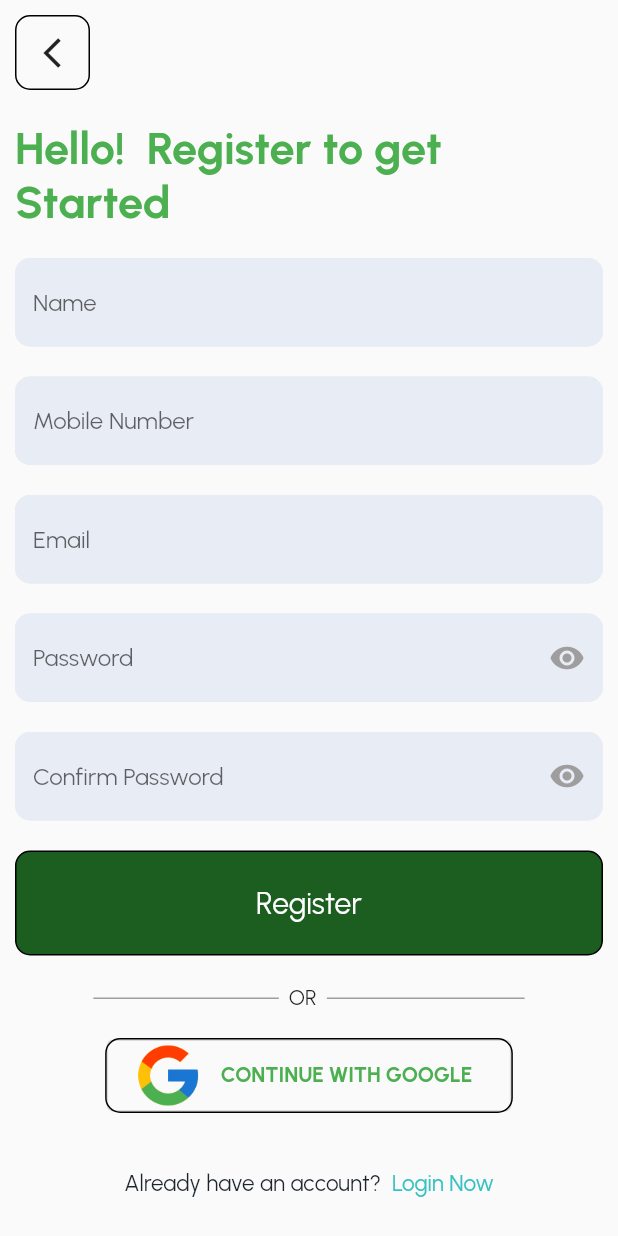
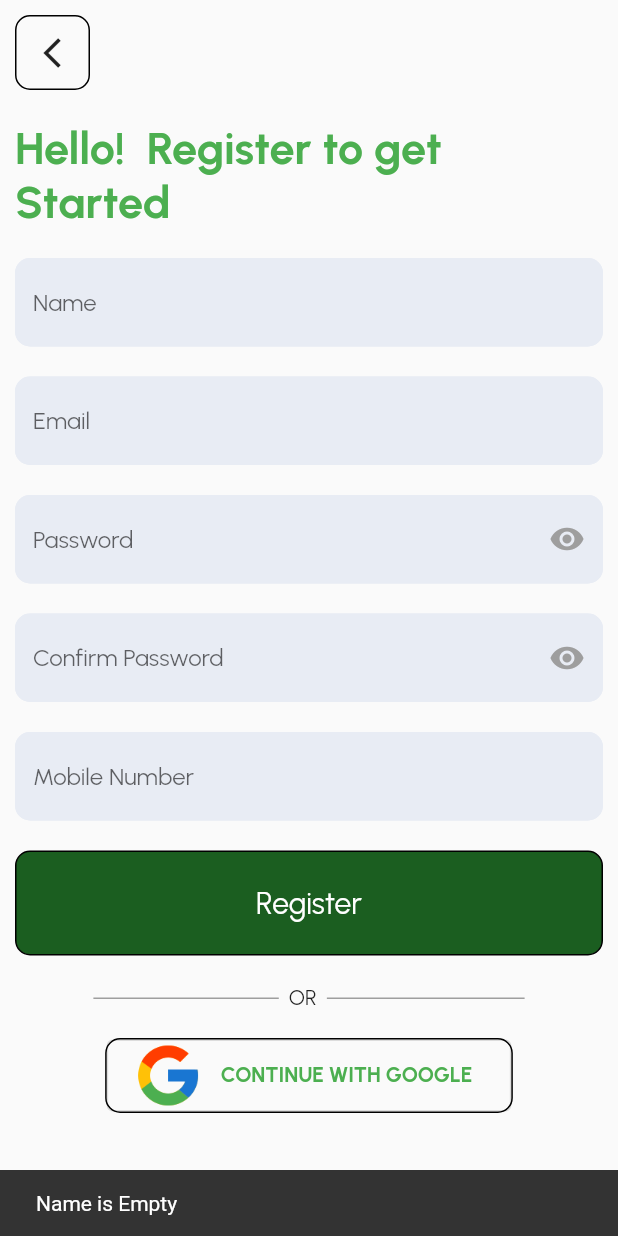
Before and after one commit to Ayan-Sharma-aks/CashTrash, a Flutter app: the SignUpScreen screen opened by its route, after a tap on "Register", on a phone screen of 412 x 824 dp. Run offline on Flutter 3.47's test engine with Material 2 defaults, Android fonts, the phone set to English and light mode, and no system bars; our stand-ins replace cloud_firestore, firebase_auth, firebase_core, google_fonts, google_sign_in, lottie; accounts and stored records are empty; network calls fail.

Commit message:
Yash's Second Commit

```diff
--- a/lib/main.dart
+++ b/lib/main.dart
@@ -1,5 +1,6 @@
 import 'package:firebase_auth/firebase_auth.dart';
 import 'package:firebase_auth101/firebase_options.dart';
+import 'package:firebase_auth101/providers/signup_auth_provider.dart';
 import 'package:firebase_auth101/screens/dashboard_screens/dashboard.dart';
 import 'package:firebase_auth101/screens/signup_signin/login_screen.dart';
 import 'package:firebase_auth101/screens/signup_signin/signup_screen.dart';
@@ -7,6 +8,7 @@ import 'package:firebase_auth101/screens/signup_signin/welcome_screen.dart';
 import 'package:firebase_core/firebase_core.dart';
 import 'package:flutter/material.dart';
 import 'package:google_fonts/google_fonts.dart';
+import 'package:provider/provider.dart';
 
 void main() async {
   WidgetsFlutterBinding.ensureInitialized();
@@ -20,7 +22,11 @@ class MyApp extends StatelessWidget {
   // This widget is the root of your application.
   @override
   Widget build(BuildContext context) {
-    return MaterialApp(
+    return MultiProvider(
+      providers: [
+        ChangeNotifierProvider(create: (context) => SignUpAuthProvider())
+      ],
+      child: MaterialApp(
         debugShowCheckedModeBanner: false,
         title: 'Flutter Demo',
         theme: ThemeData(
@@ -43,6 +49,7 @@ class MyApp extends StatelessWidget {
             }
           },
         ),
+      ),
     );
   }
 }
--- /dev/null
+++ b/lib/providers/signup_auth_provider.dart
@@ -0,0 +1,116 @@
+import 'package:cloud_firestore/cloud_firestore.dart';
+import 'package:firebase_auth/firebase_auth.dart';
+import 'package:firebase_core/firebase_core.dart';
+import 'package:flutter/material.dart';
+
+class SignUpAuthProvider with ChangeNotifier {
+  static Pattern pattern =
+      r'^(([^<>()[\]\\.,;:\s@\"]+(\.[^<>()[\]\\.,;:\s@\"]+)*)|(\".+\"))@((\[[0-9]{1,3}\.[0-9]{1,3}\.[0-9]{1,3}\.[0-9]{1,3}\])|(([a-zA-Z\-0-9]+\.)+[a-zA-Z]{2,}))$';
+  static bool loading = false;
+
+  RegExp regExp = RegExp(SignUpAuthProvider.pattern.toString());
+  UserCredential? usercredential;
+
+  void signupValidation({
+    required TextEditingController name,
+    required TextEditingController email,
+    required TextEditingController password,
+    required TextEditingController confirmPass,
+    required TextEditingController phone,
+    required BuildContext context,
+  }) async {
+    if (name.text.trim().isEmpty) {
+      ScaffoldMessenger.of(context).showSnackBar(
+        const SnackBar(
+          content: Text('Name is Empty'),
+        ),
+      );
+      return;
+    } else if (email.text.trim().isEmpty) {
+      ScaffoldMessenger.of(context).showSnackBar(
+        const SnackBar(
+          content: Text('email is Empty'),
+        ),
+      );
+      return;
+    } else if (!regExp.hasMatch(email.text.trim())) {
+      ScaffoldMessenger.of(context).showSnackBar(
+        const SnackBar(
+          content: Text('Invalid Email Address'),
+        ),
+      );
+      return;
+    } else if (password.text.trim().isEmpty) {
+      ScaffoldMessenger.of(context).showSnackBar(
+        const SnackBar(
+          content: Text('Password is Empty'),
+        ),
+      );
+    } else if (password.text.length < 8) {
+      ScaffoldMessenger.of(context).showSnackBar(
+        const SnackBar(
+          content: Text('Password must be of 8 characters'),
+        ),
+      );
+    } else if (confirmPass.text.trim().isEmpty) {
+      ScaffoldMessenger.of(context).showSnackBar(
+        const SnackBar(
+          content: Text('Confirm Password is Empty'),
+        ),
+      );
+      return;
+    } else if (confirmPass.text != password.text) {
+      ScaffoldMessenger.of(context).showSnackBar(
+        const SnackBar(
+          content: Text('Passwords does not match'),
+        ),
+      );
+      return;
+    } else if (phone.text.trim().isEmpty) {
+      ScaffoldMessenger.of(context).showSnackBar(
+        const SnackBar(
+          content: Text('Phone Number is Empty '),
+        ),
+      );
+      return;
+    } else if (phone.text.length != 10) {
+      ScaffoldMessenger.of(context).showSnackBar(
+        const SnackBar(
+          content: Text('Invalid Phone Number'),
+        ),
+      );
+      return;
+    } else {
+      try {
+        loading = true;
+        notifyListeners();
+        usercredential =
+            await FirebaseAuth.instance.createUserWithEmailAndPassword(
+          email: email.text.trim(),
+          password: password.text.trim(),
+        );
+        loading = true;
+        notifyListeners();
+        FirebaseFirestore.instance
+            .collection("users")
+            .doc(usercredential!.user!.uid)
+            .set(
+          {
+            'uid': usercredential!.user!.uid,
+            'name': name.text,
+            'email': email.text,
+            'password': password.text,
+            'phone_number': phone.text,
+          },
+        ).then((value) {
+          loading = false;
+          notifyListeners();
+          Navigator.pushReplacementNamed(context, '/login-page');
+        });
+      } on FirebaseAuthException catch (e) {
+        ScaffoldMessenger.of(context)
+            .showSnackBar(SnackBar(content: Text(e.code)));
+      }
+    }
+  }
+}
--- a/lib/screens/signup_signin/signup_screen.dart
+++ b/lib/screens/signup_signin/signup_screen.dart
@@ -1,7 +1,9 @@
 import 'package:firebase_auth/firebase_auth.dart';
+import 'package:firebase_auth101/providers/signup_auth_provider.dart';
 import 'package:firebase_auth101/services/firebase_auth_service.dart';
 import 'package:flutter/material.dart';
 import 'package:flutter/services.dart';
+import 'package:provider/provider.dart';
 
 import '../../widgets/customized_button.dart';
 import '../../widgets/customized_textfield.dart';
@@ -15,14 +17,19 @@ class SignUpScreen extends StatefulWidget {
 }
 
 class _SignUpScreenState extends State<SignUpScreen> {
+  // Controllers
   final TextEditingController _emailController = TextEditingController();
   final TextEditingController _usernameController = TextEditingController();
   final TextEditingController _passwordController = TextEditingController();
   final TextEditingController _confirmPasswordController =
       TextEditingController();
   final TextEditingController _phonenumberController = TextEditingController();
+
   @override
   Widget build(BuildContext context) {
+    SignUpAuthProvider signupAuthProvider =
+        Provider.of<SignUpAuthProvider>(context);
+
     return SafeArea(
       child: Scaffold(
           body: SizedBox(
@@ -63,11 +70,6 @@ class _SignUpScreenState extends State<SignUpScreen> {
                 isPassword: false,
               ),
               CustomizedTextfield(
-                myController: _phonenumberController,
-                hintText: "Mobile Number",
-                isPassword: false,
-              ),
-              CustomizedTextfield(
                 myController: _emailController,
                 hintText: "Email",
                 isPassword: false,
@@ -82,41 +84,61 @@ class _SignUpScreenState extends State<SignUpScreen> {
                 hintText: "Confirm Password",
                 isPassword: true,
               ),
-              CustomizedButton(
+              CustomizedTextfield(
+                myController: _phonenumberController,
+                hintText: "Mobile Number",
+                isPassword: false,
+              ),
+              SignUpAuthProvider.loading
+                  ? const Center(
+                      child: CircularProgressIndicator(),
+                    )
+                  : CustomizedButton(
                       buttonText: "Register",
                       buttonColor: Colors.green.shade900,
                       textColor: Colors.white,
-                onPressed: () async {
-                  try {
-                    await FirebaseAuthService()
-                        .signup(_emailController.text.trim(),
-                            _passwordController.text.trim())
-                        .then((value) => AlertDialog(
-                              title: const Text('Registered Successfully'),
-                              actions: [
-                                ElevatedButton(
                       onPressed: () {
-                                      Navigator.pop(context);
+                        signupAuthProvider.signupValidation(
+                            name: _usernameController,
+                            email: _emailController,
+                            password: _passwordController,
+                            confirmPass: _confirmPasswordController,
+                            phone: _phonenumberController,
+                            context: context);
                       },
-                                    style: ElevatedButton.styleFrom(
-                                        backgroundColor: Colors.green[400]),
-                                    child: const Text('OK'))
-                              ],
-                            ));
 
-                    if (!mounted) return;
+                      // ORIGINAL
+                      // onPressed: () async {
+                      //   try {
+                      //     await FirebaseAuthService()
+                      //         .signup(_emailController.text.trim(),
+                      //             _passwordController.text.trim())
+                      //         .then((value) => AlertDialog(
+                      //               title: const Text('Registered Successfully'),
+                      //               actions: [
+                      //                 ElevatedButton(
+                      //                     onPressed: () {
+                      //                       Navigator.pop(context);
+                      //                     },
+                      //                     style: ElevatedButton.styleFrom(
+                      //                         backgroundColor: Colors.green[400]),
+                      //                     child: const Text('OK'))
+                      //               ],
+                      //             ));
 
-                    Navigator.push(
-                        context,
-                        MaterialPageRoute(
-                            builder: (context) => const LoginScreen()));
-                  } on FirebaseException catch (e) {
-                    debugPrint(e.message);
-                  }
+                      //     if (!mounted) return;
 
-                  // Navigator.push(context,
-                  //     MaterialPageRoute(builder: (_) => const LoginScreen()));
-                },
+                      //     Navigator.push(
+                      //         context,
+                      //         MaterialPageRoute(
+                      //             builder: (context) => const LoginScreen()));
+                      //   } on FirebaseException catch (e) {
+                      //     debugPrint(e.message);
+                      //   }
+
+                      //   // Navigator.push(context,
+                      //   //     MaterialPageRoute(builder: (_) => const LoginScreen()));
+                      // },
                     ),
               Padding(
                 padding: const EdgeInsets.all(10.0),
--- a/pubspec.yaml
+++ b/pubspec.yaml
@@ -42,6 +42,7 @@ dependencies:
   google_fonts: ^3.0.1
   google_sign_in: ^5.4.0
   provider: ^6.0.4
+  cloud_firestore: ^4.0.5
 
 
 dev_dependencies:
```
Also changed, not shown: pubspec.lock, 2 other files. Lines whose indentation alone changed are shown as unchanged.
